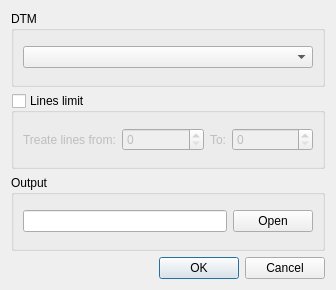
This is tools/PikaLSteviappModule/gui/exportorthophotooptionsdialog.ui in french-paragon/PikaLTools as Qt 5 draws it before an edit. The edited form follows.
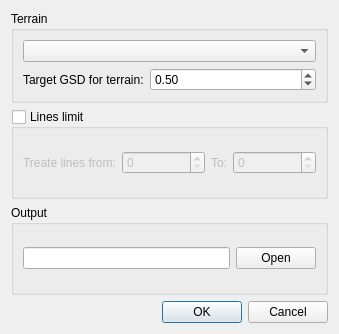
This is the edited form.

The edit to the form file:
```diff
--- a/tools/PikaLSteviappModule/gui/exportorthophotooptionsdialog.ui
+++ b/tools/PikaLSteviappModule/gui/exportorthophotooptionsdialog.ui
@@ -6,8 +6,8 @@
    <rect>
     <x>0</x>
     <y>0</y>
-    <width>336</width>
-    <height>290</height>
+    <width>339</width>
+    <height>334</height>
    </rect>
   </property>
   <property name="windowTitle">
@@ -17,12 +17,35 @@
    <item>
     <widget class="QGroupBox" name="groupBox">
      <property name="title">
-      <string>DTM</string>
+      <string>Terrain</string>
      </property>
-     <layout class="QVBoxLayout" name="verticalLayout_2">
-      <item>
+     <layout class="QFormLayout" name="formLayout">
+      <item row="0" column="0" colspan="2">
        <widget class="QComboBox" name="dtmComboBox"/>
       </item>
+      <item row="2" column="0">
+       <widget class="QLabel" name="label_3">
+        <property name="text">
+         <string>Target GSD for terrain:</string>
+        </property>
+       </widget>
+      </item>
+      <item row="2" column="1">
+       <widget class="QDoubleSpinBox" name="gsdSpinBox">
+        <property name="sizePolicy">
+         <sizepolicy hsizetype="MinimumExpanding" vsizetype="Fixed">
+          <horstretch>0</horstretch>
+          <verstretch>0</verstretch>
+         </sizepolicy>
+        </property>
+        <property name="minimum">
+         <double>0.010000000000000</double>
+        </property>
+        <property name="value">
+         <double>0.500000000000000</double>
+        </property>
+       </widget>
+      </item>
      </layout>
     </widget>
    </item>
```
